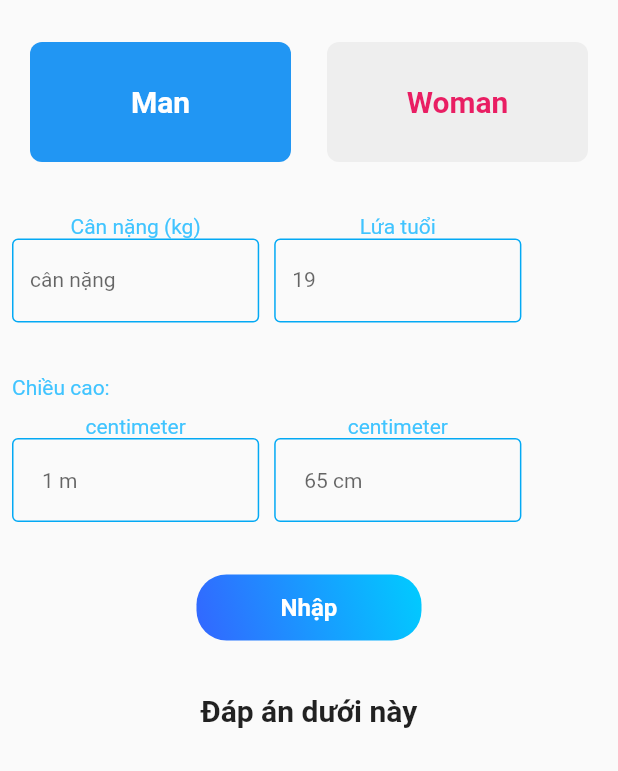
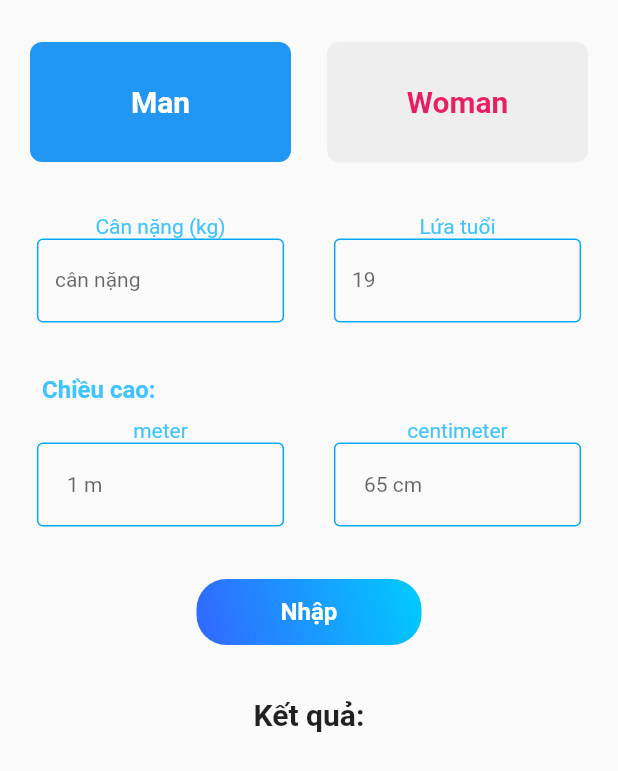
Before and after one commit to ngotruongan001/DoAnFlutter, a Flutter app: the BMIPage widget shown alone on an empty page, opened directly, on a phone screen of 412 x 824 dp. Shown: the top 771 px of the screen. Run offline on Flutter 3.47's test engine with Material 2 defaults, Android fonts, the phone set to English and light mode, and no system bars; our stand-ins replace cloud_firestore, firebase_auth, firebase_core, firebase_storage, flutter_image_compress, flutter_svg and 7 more; accounts and stored records are empty; network calls fail; project files that could hold a hidden picture were left out.

```diff
--- a/theodoisuckhoe_app/lib/details/screen_more/BMIPage.dart
+++ b/theodoisuckhoe_app/lib/details/screen_more/BMIPage.dart
@@ -1,3 +1,4 @@
+import 'package:flutter/cupertino.dart';
 import 'package:flutter/material.dart';
 import 'package:flutter/services.dart';
 
@@ -82,6 +83,7 @@ class _BMIPageState extends State<BMIPage> {
             ),
             SizedBox(height: 35,),
             Row(
+              mainAxisAlignment: MainAxisAlignment.spaceAround,
               children: [
                 Column(
                   children: [
@@ -136,7 +138,7 @@ class _BMIPageState extends State<BMIPage> {
                     ),
                   ],
                 ),
-                SizedBox(width: 10.0,),
+
                 Column(
                   children: [
                     Row(
@@ -198,25 +200,32 @@ class _BMIPageState extends State<BMIPage> {
                 Row(
                   mainAxisAlignment: MainAxisAlignment.start,
                   children: [
+                    Container(
+                      padding: EdgeInsets.only(left: 20),
+                      child:
                         Text(
                           "Chiều cao:",
                           style: TextStyle(
-                        fontWeight: FontWeight.w400,
+                            fontSize: 16,
+                            fontWeight: FontWeight.bold,
                             color: Colors.lightBlueAccent,
                           ),
                           textAlign: TextAlign.left,
                         )
+                      ,
+                    ),
                   ],
                 ),
                 SizedBox(height: 10,),
                 Row(
+                  mainAxisAlignment: MainAxisAlignment.spaceAround,
                   children: [
                     Column(
                       children: [
                         Row(
                           children: [
                             Text(
-                              "centimeter",
+                              "meter",
                               style: TextStyle(
                                 fontWeight: FontWeight.w400,
                                 color: Colors.lightBlueAccent,
@@ -260,8 +269,8 @@ class _BMIPageState extends State<BMIPage> {
                         ),
                       ],
                     ),
-                    SizedBox(width: 10,),
                     Column(
+                      mainAxisAlignment: MainAxisAlignment.spaceAround,
                       children: [
                         Row(
                           children: [
@@ -348,7 +357,7 @@ class _BMIPageState extends State<BMIPage> {
             SizedBox(height: 35,),
             Column(
               children: [
-                Text("Đáp án dưới này", style: TextStyle(fontSize: 20.0, fontWeight: FontWeight.bold),),
+                Text("Kết quả:", style: TextStyle(fontSize: 20.0, fontWeight: FontWeight.bold),),
                 SizedBox(height: 20,),
                 Row(
                   children: [
--- a/theodoisuckhoe_app/lib/screens/page/appointment/todoList.dart
+++ b/theodoisuckhoe_app/lib/screens/page/appointment/todoList.dart
@@ -66,6 +66,7 @@ class _ToDoListState extends State<ToDoList> {
                 key: Key(todos[index]),
                 child: Card(
                   color: Color(0xFF00CCFF).withOpacity(0.7),
+
                   margin: EdgeInsets.all(8),
                   shape: RoundedRectangleBorder(
                       borderRadius: BorderRadius.circular(16)
--- a/theodoisuckhoe_app/lib/screens/page/profile/models/user_profile.dart
+++ b/theodoisuckhoe_app/lib/screens/page/profile/models/user_profile.dart
@@ -37,4 +37,10 @@ class UserProfileModel {
       'image': image
     };
   }
+
+  Map<String, dynamic> toMap1() {
+    return {
+      'image': image
+    };
+  }
 }
--- a/theodoisuckhoe_app/pubspec.yaml
+++ b/theodoisuckhoe_app/pubspec.yaml
@@ -40,6 +40,7 @@ dependencies:
   path_provider:
   flutter_image_compress:
   font_awesome_flutter:
+  cached_network_image: ^3.2.0
 
 
 
```
Also changed, not shown: theodoisuckhoe_app/lib/model/user_model.dart (+9 -1 lines), theodoisuckhoe_app/lib/screens/page/Home.dart (+14 -2 lines), theodoisuckhoe_app/lib/screens/page/profile/components/profile_pic.dart (+40 -2 lines), theodoisuckhoe_app/lib/screens/page/profile/components/user_image.dart (+30 -5 lines), theodoisuckhoe_app/assets/images/null-user.png (added), theodoisuckhoe_app/pubspec.lock. Lines whose indentation alone changed are shown as unchanged.
